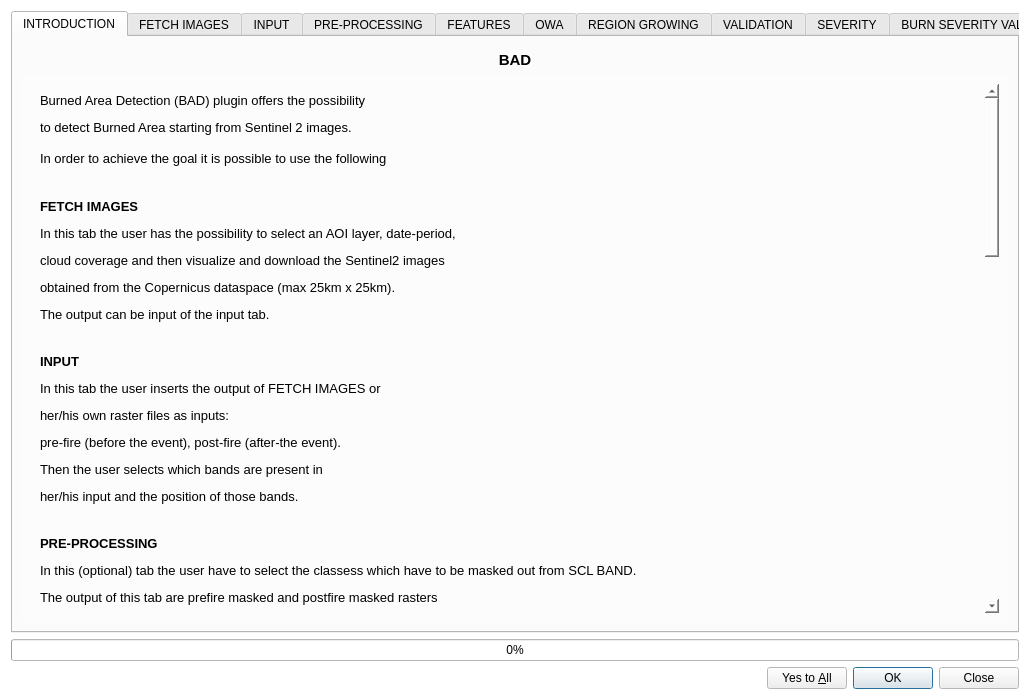
The window that BAD_dialog_base.ui (silviamacchi/BAD_v.3.0.0) describes before a commit, drawn with Qt 5.
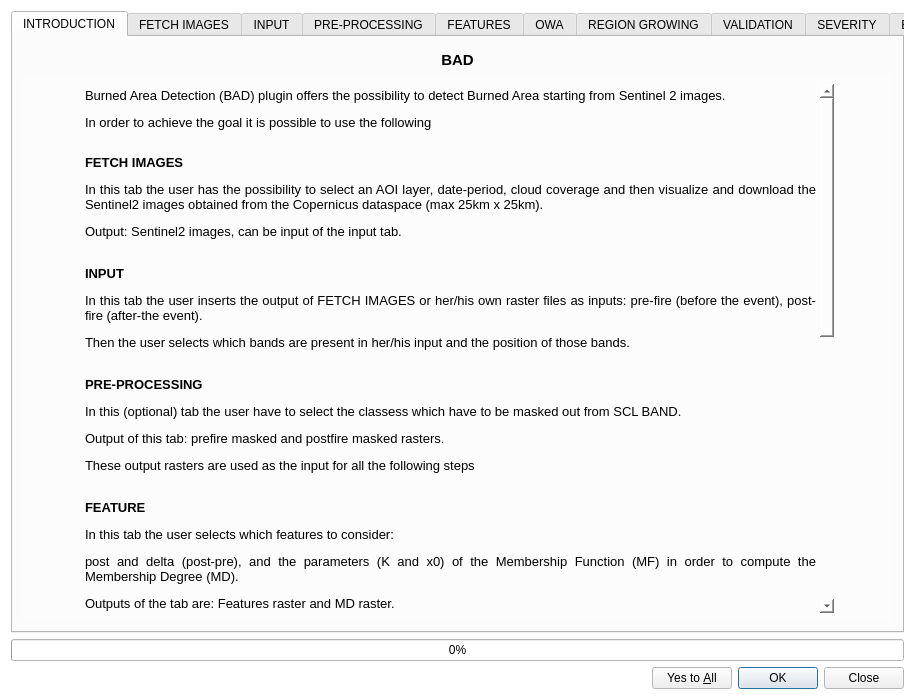
The same window after the commit.

Commit message: fixed INTRO visualization

```diff
--- a/BAD_dialog_base.ui
+++ b/BAD_dialog_base.ui
@@ -6,7 +6,7 @@
    <rect>
     <x>0</x>
     <y>0</y>
-    <width>1030</width>
+    <width>915</width>
     <height>700</height>
    </rect>
   </property>
@@ -154,6 +154,7 @@
      </property>
      <property name="font">
       <font>
+       <weight>50</weight>
        <bold>false</bold>
       </font>
      </property>
@@ -168,10 +169,18 @@
        <string>INTRODUCTION</string>
       </attribute>
       <layout class="QGridLayout" name="gridLayout_24">
+       <item row="1" column="0" alignment="Qt::AlignHCenter">
+        <widget class="QLabel" name="label_37">
+         <property name="text">
+          <string>&lt;html&gt;&lt;head/&gt;&lt;body&gt;&lt;p align=&quot;center&quot;&gt;&lt;span style=&quot; font-size:11pt; font-weight:600;&quot;&gt;BAD&lt;/span&gt;&lt;/p&gt;&lt;/body&gt;&lt;/html&gt;</string>
+         </property>
+        </widget>
+       </item>
        <item row="2" column="0">
         <widget class="QFrame" name="frame_4">
          <property name="font">
           <font>
+           <weight>50</weight>
            <bold>false</bold>
            <strikeout>false</strikeout>
           </font>
@@ -189,56 +198,96 @@
           <enum>QFrame::Plain</enum>
          </property>
          <layout class="QGridLayout" name="gridLayout_23">
-          <item row="1" column="0" colspan="2">
-           <widget class="QScrollArea" name="scrollArea">
+          <item row="0" column="0">
+           <spacer name="horizontalSpacer_7">
+            <property name="orientation">
+             <enum>Qt::Horizontal</enum>
+            </property>
+            <property name="sizeType">
+             <enum>QSizePolicy::Preferred</enum>
+            </property>
+            <property name="sizeHint" stdset="0">
+             <size>
+              <width>50</width>
+              <height>20</height>
+             </size>
+            </property>
+           </spacer>
+          </item>
+          <item row="0" column="1">
+           <widget class="QTextEdit" name="textEdit">
+            <property name="enabled">
+             <bool>true</bool>
+            </property>
             <property name="frameShape">
              <enum>QFrame::NoFrame</enum>
             </property>
-            <property name="widgetResizable">
+            <property name="readOnly">
              <bool>true</bool>
             </property>
-            <widget class="QWidget" name="scrollAreaWidgetContents">
-             <property name="geometry">
-              <rect>
-               <x>0</x>
-               <y>0</y>
-               <width>936</width>
-               <height>1464</height>
-              </rect>
-             </property>
-             <layout class="QGridLayout" name="gridLayout_25">
-              <item row="2" column="0">
-               <widget class="QLabel" name="label_15">
-                <property name="font">
-                 <font>
-                  <pointsize>13</pointsize>
-                 </font>
-                </property>
-                <property name="styleSheet">
-                 <string notr="true"/>
-                </property>
-                <property name="frameShape">
-                 <enum>QFrame::NoFrame</enum>
-                </property>
-                <property name="text">
-                 <string>&lt;html&gt;&lt;head/&gt;&lt;body&gt;&lt;p align=&quot;justify&quot;&gt;&lt;span style=&quot; font-size:10pt;&quot;&gt;Burned Area Detection (BAD) plugin offers the possibility&lt;/span&gt;&lt;/p&gt;&lt;p align=&quot;justify&quot;&gt;&lt;span style=&quot; font-size:10pt;&quot;&gt;to detect Burned Area starting from Sentinel 2 images.&lt;/span&gt;&lt;/p&gt;&lt;p align=&quot;justify&quot;&gt;&lt;span style=&quot; font-size:10pt;&quot;&gt;In order to achieve the goal it is possible to use the following &lt;/span&gt;&lt;br/&gt;&lt;/p&gt;&lt;p align=&quot;justify&quot;&gt;&lt;span style=&quot; font-size:10pt; font-weight:600;&quot;&gt;FETCH IMAGES&lt;/span&gt;&lt;/p&gt;&lt;p align=&quot;justify&quot;&gt;&lt;span style=&quot; font-size:10pt;&quot;&gt;In this tab the user has the possibility to select an AOI layer, date-period,&lt;/span&gt;&lt;/p&gt;&lt;p align=&quot;justify&quot;&gt;&lt;span style=&quot; font-size:10pt;&quot;&gt;cloud coverage and then visualize and download the Sentinel2 images&lt;/span&gt;&lt;/p&gt;&lt;p align=&quot;justify&quot;&gt;&lt;span style=&quot; font-size:10pt;&quot;&gt;obtained from the Copernicus dataspace (max 25km x 25km).&lt;/span&gt;&lt;/p&gt;&lt;p align=&quot;justify&quot;&gt;&lt;span style=&quot; font-size:10pt;&quot;&gt;The output can be input of the input tab.&lt;/span&gt;&lt;/p&gt;&lt;p align=&quot;justify&quot;&gt;&lt;span style=&quot; font-size:10pt;&quot;&gt;&lt;br/&gt;&lt;/span&gt;&lt;span style=&quot; font-size:10pt; font-weight:700;&quot;&gt;INPUT&lt;/span&gt;&lt;/p&gt;&lt;p align=&quot;justify&quot;&gt;&lt;span style=&quot; font-size:10pt;&quot;&gt;In this tab the user inserts the output of FETCH IMAGES or &lt;/span&gt;&lt;/p&gt;&lt;p align=&quot;justify&quot;&gt;&lt;span style=&quot; font-size:10pt;&quot;&gt;her/his own raster files as inputs: &lt;/span&gt;&lt;/p&gt;&lt;p align=&quot;justify&quot;&gt;&lt;span style=&quot; font-size:10pt;&quot;&gt;pre-fire (before the event), post-fire (after-the event).&lt;/span&gt;&lt;/p&gt;&lt;p align=&quot;justify&quot;&gt;&lt;span style=&quot; font-size:10pt;&quot;&gt;Then the user selects which bands are present in &lt;/span&gt;&lt;/p&gt;&lt;p align=&quot;justify&quot;&gt;&lt;span style=&quot; font-size:10pt;&quot;&gt;her/his input and the position of those bands.&lt;/span&gt;&lt;/p&gt;&lt;p align=&quot;justify&quot;&gt;&lt;span style=&quot; font-size:10pt;&quot;&gt;&lt;br/&gt;&lt;/span&gt;&lt;span style=&quot; font-size:10pt; font-weight:600;&quot;&gt;PRE-PROCESSING&lt;/span&gt;&lt;/p&gt;&lt;p align=&quot;justify&quot;&gt;&lt;span style=&quot; font-size:10pt;&quot;&gt;In this (optional) tab the user have to select the classess which have to be masked out from SCL BAND.&lt;/span&gt;&lt;/p&gt;&lt;p align=&quot;justify&quot;&gt;&lt;span style=&quot; font-size:10pt;&quot;&gt;The output of this tab are prefire masked and postfire masked rasters &lt;/span&gt;&lt;/p&gt;&lt;p align=&quot;justify&quot;&gt;&lt;span style=&quot; font-size:10pt;&quot;&gt;These output rasters are used as the input for all the following steps&lt;/span&gt;&lt;/p&gt;&lt;p align=&quot;justify&quot;&gt;&lt;span style=&quot; font-size:10pt;&quot;&gt;&lt;br/&gt;&lt;/span&gt;&lt;span style=&quot; font-size:10pt; font-weight:600;&quot;&gt;FEATURE &lt;/span&gt;&lt;/p&gt;&lt;p align=&quot;justify&quot;&gt;&lt;span style=&quot; font-size:10pt;&quot;&gt;In this tab the user selects which features to consider: &lt;/span&gt;&lt;/p&gt;&lt;p align=&quot;justify&quot;&gt;&lt;span style=&quot; font-size:10pt;&quot;&gt;post and delta (post-pre), and the parameters (K and x0) &lt;/span&gt;&lt;/p&gt;&lt;p align=&quot;justify&quot;&gt;&lt;span style=&quot; font-size:10pt;&quot;&gt;of the Membership Function (MF) in order to compute the &lt;/span&gt;&lt;/p&gt;&lt;p align=&quot;justify&quot;&gt;&lt;span style=&quot; font-size:10pt;&quot;&gt;Membership Degree (MD). &lt;/span&gt;&lt;/p&gt;&lt;p align=&quot;justify&quot;&gt;&lt;span style=&quot; font-size:10pt;&quot;&gt;Outputs of the tab are: Features raster and MD raster.&lt;/span&gt;&lt;/p&gt;&lt;p align=&quot;justify&quot;&gt;&lt;span style=&quot; font-size:10pt;&quot;&gt;&lt;br/&gt;&lt;/span&gt;&lt;span style=&quot; font-size:10pt; font-weight:600;&quot;&gt;OWA&lt;/span&gt;&lt;/p&gt;&lt;p align=&quot;justify&quot;&gt;&lt;span style=&quot; font-size:10pt;&quot;&gt;In this tab the user selects which Ordered Weight Average &lt;/span&gt;&lt;/p&gt;&lt;p align=&quot;justify&quot;&gt;&lt;span style=&quot; font-size:10pt;&quot;&gt;operator to use in order to integrate all the information that &lt;/span&gt;&lt;/p&gt;&lt;p align=&quot;justify&quot;&gt;&lt;span style=&quot; font-size:10pt;&quot;&gt;comes from MD raster. &lt;/span&gt;&lt;/p&gt;&lt;p align=&quot;justify&quot;&gt;&lt;span style=&quot; font-size:10pt;&quot;&gt;Outputs of the tab are: OWA rasters.&lt;/span&gt;&lt;/p&gt;&lt;p align=&quot;justify&quot;&gt;&lt;span style=&quot; font-size:10pt;&quot;&gt;&lt;br/&gt;&lt;/span&gt;&lt;span style=&quot; font-size:10pt; font-weight:600;&quot;&gt;REGION GROWING&lt;/span&gt;&lt;/p&gt;&lt;p align=&quot;justify&quot;&gt;&lt;span style=&quot; font-size:10pt;&quot;&gt;In this tab the user selects the threshold for the Seed and &lt;/span&gt;&lt;/p&gt;&lt;p align=&quot;justify&quot;&gt;&lt;span style=&quot; font-size:10pt;&quot;&gt;Grow layer in order to apply the Region Growing (RG). &lt;/span&gt;&lt;/p&gt;&lt;p align=&quot;justify&quot;&gt;&lt;span style=&quot; font-size:10pt;&quot;&gt;The inputs of the RG do not necessarily have to be &lt;/span&gt;&lt;/p&gt;&lt;p align=&quot;justify&quot;&gt;&lt;span style=&quot; font-size:10pt;&quot;&gt;computed with the BAD plugin, in this case the user &lt;/span&gt;&lt;/p&gt;&lt;p align=&quot;justify&quot;&gt;&lt;span style=&quot; font-size:10pt;&quot;&gt;must use the INPUT window to insert his/her Layer.&lt;/span&gt;&lt;/p&gt;&lt;p align=&quot;justify&quot;&gt;&lt;span style=&quot; font-size:10pt;&quot;&gt;And the user can preview the Seed/Grow layer using &lt;/span&gt;&lt;/p&gt;&lt;p align=&quot;justify&quot;&gt;&lt;span style=&quot; font-size:10pt;&quot;&gt;the preview window.&lt;/span&gt;&lt;/p&gt;&lt;p align=&quot;justify&quot;&gt;&lt;span style=&quot; font-size:10pt;&quot;&gt;Output of the tab is: Binary Burned Map raster&lt;/span&gt;&lt;br/&gt;&lt;/p&gt;&lt;p align=&quot;justify&quot;&gt;&lt;span style=&quot; font-size:10pt; font-weight:600;&quot;&gt;RG VALIDATION&lt;/span&gt;&lt;/p&gt;&lt;p align=&quot;justify&quot;&gt;&lt;span style=&quot; font-size:10pt;&quot;&gt;This tab allows the user to compare the burn &lt;/span&gt;&lt;/p&gt;&lt;p align=&quot;justify&quot;&gt;&lt;span style=&quot; font-size:10pt;&quot;&gt;classifications from Region Growing againts a reference &lt;/span&gt;&lt;/p&gt;&lt;p align=&quot;justify&quot;&gt;&lt;span style=&quot; font-size:10pt;&quot;&gt;dataset. It can generate and visualize an agreement map to &lt;/span&gt;&lt;/p&gt;&lt;p align=&quot;justify&quot;&gt;&lt;span style=&quot; font-size:10pt;&quot;&gt;highlight spatial correspondence between predicted and&lt;/span&gt;&lt;/p&gt;&lt;p align=&quot;justify&quot;&gt;&lt;span style=&quot; font-size:10pt;&quot;&gt;reference data&lt;/span&gt;&lt;/p&gt;&lt;p align=&quot;justify&quot;&gt;&lt;span style=&quot; font-size:10pt;&quot;&gt;Output: Validation Results, Agreement map&lt;/span&gt;&lt;/p&gt;&lt;p align=&quot;justify&quot;&gt;&lt;span style=&quot; font-size:10pt;&quot;&gt;&lt;br/&gt;&lt;/span&gt;&lt;span style=&quot; font-size:10pt; font-weight:600;&quot;&gt;SEVERITY&lt;/span&gt;&lt;/p&gt;&lt;p align=&quot;justify&quot;&gt;&lt;span style=&quot; font-size:10pt;&quot;&gt;In this tab the user sets the burn severity level.&lt;/span&gt;&lt;/p&gt;&lt;p align=&quot;justify&quot;&gt;&lt;span style=&quot; font-size:10pt;&quot;&gt;Outputs of the tab are: &lt;/span&gt;&lt;/p&gt;&lt;p align=&quot;justify&quot;&gt;&lt;span style=&quot; font-size:10pt;&quot;&gt;Burn Severity Map raster&lt;/span&gt;&lt;/p&gt;&lt;p align=&quot;justify&quot;&gt;&lt;span style=&quot; font-size:10pt;&quot;&gt;Burn Severity Map for the identified burned pixels raster&lt;/span&gt;&lt;br/&gt;&lt;/p&gt;&lt;p align=&quot;justify&quot;&gt;&lt;span style=&quot; font-size:10pt; font-weight:600;&quot;&gt;SEVERITY VALIDATION&lt;/span&gt;&lt;/p&gt;&lt;p align=&quot;justify&quot;&gt;&lt;span style=&quot; font-size:10pt;&quot;&gt;In this tab the user can validate the Burn severity with the &lt;/span&gt;&lt;/p&gt;&lt;p align=&quot;justify&quot;&gt;&lt;span style=&quot; font-size:10pt;&quot;&gt;Reference file .&lt;/span&gt;&lt;/p&gt;&lt;p align=&quot;justify&quot;&gt;&lt;span style=&quot; font-size:10pt;&quot;&gt;Output : BurnSeverity Validation&lt;/span&gt;&lt;/p&gt;&lt;/body&gt;&lt;/html&gt;</string>
-                </property>
-               </widget>
-              </item>
-             </layout>
-            </widget>
+            <property name="html">
+             <string>&lt;!DOCTYPE HTML PUBLIC &quot;-//W3C//DTD HTML 4.0//EN&quot; &quot;http://www.w3.org/TR/REC-html40/strict.dtd&quot;&gt;
+&lt;html&gt;&lt;head&gt;&lt;meta name=&quot;qrichtext&quot; content=&quot;1&quot; /&gt;&lt;style type=&quot;text/css&quot;&gt;
+p, li { white-space: pre-wrap; }
+&lt;/style&gt;&lt;/head&gt;&lt;body style=&quot; font-family:'MS Shell Dlg 2'; font-size:8pt; font-weight:400; font-style:normal;&quot;&gt;
+&lt;p align=&quot;justify&quot; style=&quot; margin-top:0px; margin-bottom:0px; margin-left:0px; margin-right:0px; -qt-block-indent:0; text-indent:0px;&quot;&gt;&lt;span style=&quot; font-size:10pt;&quot;&gt;Burned Area Detection (BAD) plugin offers the possibility to detect Burned Area starting from Sentinel 2 images.&lt;/span&gt;&lt;/p&gt;
+&lt;p align=&quot;justify&quot; style=&quot; margin-top:12px; margin-bottom:12px; margin-left:0px; margin-right:0px; -qt-block-indent:0; text-indent:0px;&quot;&gt;&lt;span style=&quot; font-size:10pt;&quot;&gt;In order to achieve the goal it is possible to use the following &lt;/span&gt;&lt;br /&gt;&lt;/p&gt;
+&lt;p align=&quot;justify&quot; style=&quot; margin-top:12px; margin-bottom:12px; margin-left:0px; margin-right:0px; -qt-block-indent:0; text-indent:0px;&quot;&gt;&lt;span style=&quot; font-size:10pt; font-weight:600;&quot;&gt;FETCH IMAGES&lt;/span&gt;&lt;/p&gt;
+&lt;p align=&quot;justify&quot; style=&quot; margin-top:12px; margin-bottom:12px; margin-left:0px; margin-right:0px; -qt-block-indent:0; text-indent:0px;&quot;&gt;&lt;span style=&quot; font-size:10pt;&quot;&gt;In this tab the user has the possibility to select an AOI layer, date-period, cloud coverage and then visualize and download the Sentinel2 images obtained from the Copernicus dataspace (max 25km x 25km).&lt;/span&gt;&lt;/p&gt;
+&lt;p align=&quot;justify&quot; style=&quot; margin-top:12px; margin-bottom:12px; margin-left:0px; margin-right:0px; -qt-block-indent:0; text-indent:0px;&quot;&gt;&lt;span style=&quot; font-size:10pt;&quot;&gt;Output: Sentinel2 images, can be input of the input tab.&lt;/span&gt;&lt;/p&gt;
+&lt;p align=&quot;justify&quot; style=&quot; margin-top:12px; margin-bottom:12px; margin-left:0px; margin-right:0px; -qt-block-indent:0; text-indent:0px;&quot;&gt;&lt;span style=&quot; font-size:10pt;&quot;&gt;&lt;br /&gt;&lt;/span&gt;&lt;span style=&quot; font-size:10pt; font-weight:704;&quot;&gt;INPUT&lt;/span&gt;&lt;/p&gt;
+&lt;p align=&quot;justify&quot; style=&quot; margin-top:12px; margin-bottom:12px; margin-left:0px; margin-right:0px; -qt-block-indent:0; text-indent:0px;&quot;&gt;&lt;span style=&quot; font-size:10pt;&quot;&gt;In this tab the user inserts the output of FETCH IMAGES or her/his own raster files as inputs: pre-fire (before the event), post-fire (after-the event).&lt;/span&gt;&lt;/p&gt;
+&lt;p align=&quot;justify&quot; style=&quot; margin-top:12px; margin-bottom:12px; margin-left:0px; margin-right:0px; -qt-block-indent:0; text-indent:0px;&quot;&gt;&lt;span style=&quot; font-size:10pt;&quot;&gt;Then the user selects which bands are present in her/his input and the position of those bands.&lt;/span&gt;&lt;/p&gt;
+&lt;p align=&quot;justify&quot; style=&quot; margin-top:12px; margin-bottom:12px; margin-left:0px; margin-right:0px; -qt-block-indent:0; text-indent:0px;&quot;&gt;&lt;span style=&quot; font-size:10pt;&quot;&gt;&lt;br /&gt;&lt;/span&gt;&lt;span style=&quot; font-size:10pt; font-weight:600;&quot;&gt;PRE-PROCESSING&lt;/span&gt;&lt;/p&gt;
+&lt;p align=&quot;justify&quot; style=&quot; margin-top:12px; margin-bottom:12px; margin-left:0px; margin-right:0px; -qt-block-indent:0; text-indent:0px;&quot;&gt;&lt;span style=&quot; font-size:10pt;&quot;&gt;In this (optional) tab the user have to select the classess which have to be masked out from SCL BAND.&lt;/span&gt;&lt;/p&gt;
+&lt;p align=&quot;justify&quot; style=&quot; margin-top:12px; margin-bottom:12px; margin-left:0px; margin-right:0px; -qt-block-indent:0; text-indent:0px;&quot;&gt;&lt;span style=&quot; font-size:10pt;&quot;&gt;Output of this tab: prefire masked and postfire masked rasters.&lt;/span&gt;&lt;/p&gt;
+&lt;p align=&quot;justify&quot; style=&quot; margin-top:12px; margin-bottom:12px; margin-left:0px; margin-right:0px; -qt-block-indent:0; text-indent:0px;&quot;&gt;&lt;span style=&quot; font-size:10pt;&quot;&gt;These output rasters are used as the input for all the following steps&lt;/span&gt;&lt;/p&gt;
+&lt;p align=&quot;justify&quot; style=&quot; margin-top:12px; margin-bottom:12px; margin-left:0px; margin-right:0px; -qt-block-indent:0; text-indent:0px;&quot;&gt;&lt;span style=&quot; font-size:10pt;&quot;&gt;&lt;br /&gt;&lt;/span&gt;&lt;span style=&quot; font-size:10pt; font-weight:600;&quot;&gt;FEATURE &lt;/span&gt;&lt;/p&gt;
+&lt;p align=&quot;justify&quot; style=&quot; margin-top:12px; margin-bottom:12px; margin-left:0px; margin-right:0px; -qt-block-indent:0; text-indent:0px;&quot;&gt;&lt;span style=&quot; font-size:10pt;&quot;&gt;In this tab the user selects which features to consider: &lt;/span&gt;&lt;/p&gt;
+&lt;p align=&quot;justify&quot; style=&quot; margin-top:12px; margin-bottom:12px; margin-left:0px; margin-right:0px; -qt-block-indent:0; text-indent:0px;&quot;&gt;&lt;span style=&quot; font-size:10pt;&quot;&gt;post and delta (post-pre), and the parameters (K and x0) of the Membership Function (MF) in order to compute the Membership Degree (MD). &lt;/span&gt;&lt;/p&gt;
+&lt;p align=&quot;justify&quot; style=&quot; margin-top:12px; margin-bottom:12px; margin-left:0px; margin-right:0px; -qt-block-indent:0; text-indent:0px;&quot;&gt;&lt;span style=&quot; font-size:10pt;&quot;&gt;Outputs of the tab are: Features raster and MD raster.&lt;/span&gt;&lt;/p&gt;
+&lt;p align=&quot;justify&quot; style=&quot; margin-top:12px; margin-bottom:12px; margin-left:0px; margin-right:0px; -qt-block-indent:0; text-indent:0px;&quot;&gt;&lt;span style=&quot; font-size:10pt;&quot;&gt;&lt;br /&gt;&lt;/span&gt;&lt;span style=&quot; font-size:10pt; font-weight:600;&quot;&gt;OWA&lt;/span&gt;&lt;/p&gt;
+&lt;p align=&quot;justify&quot; style=&quot; margin-top:12px; margin-bottom:12px; margin-left:0px; margin-right:0px; -qt-block-indent:0; text-indent:0px;&quot;&gt;&lt;span style=&quot; font-size:10pt;&quot;&gt;In this tab the user selects which Ordered Weight Average operator to use in order to integrate all the information that comes from MD raster. &lt;/span&gt;&lt;/p&gt;
+&lt;p align=&quot;justify&quot; style=&quot; margin-top:12px; margin-bottom:12px; margin-left:0px; margin-right:0px; -qt-block-indent:0; text-indent:0px;&quot;&gt;&lt;span style=&quot; font-size:10pt;&quot;&gt;Outputs of the tab: OWA rasters.&lt;/span&gt;&lt;/p&gt;
+&lt;p align=&quot;justify&quot; style=&quot; margin-top:12px; margin-bottom:12px; margin-left:0px; margin-right:0px; -qt-block-indent:0; text-indent:0px;&quot;&gt;&lt;span style=&quot; font-size:10pt;&quot;&gt;&lt;br /&gt;&lt;/span&gt;&lt;span style=&quot; font-size:10pt; font-weight:600;&quot;&gt;REGION GROWING&lt;/span&gt;&lt;/p&gt;
+&lt;p align=&quot;justify&quot; style=&quot; margin-top:12px; margin-bottom:12px; margin-left:0px; margin-right:0px; -qt-block-indent:0; text-indent:0px;&quot;&gt;&lt;span style=&quot; font-size:10pt;&quot;&gt;In this tab the user selects the threshold for the Seed and Grow layer in order to apply the Region Growing (RG). &lt;/span&gt;&lt;/p&gt;
+&lt;p align=&quot;justify&quot; style=&quot; margin-top:12px; margin-bottom:12px; margin-left:0px; margin-right:0px; -qt-block-indent:0; text-indent:0px;&quot;&gt;&lt;span style=&quot; font-size:10pt;&quot;&gt;The inputs of the RG do not necessarily have to be computed with the BAD plugin, in this case the user must use the INPUT window to insert his/her Layer.&lt;/span&gt;&lt;/p&gt;
+&lt;p align=&quot;justify&quot; style=&quot; margin-top:12px; margin-bottom:12px; margin-left:0px; margin-right:0px; -qt-block-indent:0; text-indent:0px;&quot;&gt;&lt;span style=&quot; font-size:10pt;&quot;&gt;And the user can preview the Seed/Grow layer using the preview window.&lt;/span&gt;&lt;/p&gt;
+&lt;p align=&quot;justify&quot; style=&quot; margin-top:12px; margin-bottom:12px; margin-left:0px; margin-right:0px; -qt-block-indent:0; text-indent:0px;&quot;&gt;&lt;span style=&quot; font-size:10pt;&quot;&gt;Output of the tab: Binary Burned Map raster&lt;/span&gt;&lt;br /&gt;&lt;/p&gt;
+&lt;p align=&quot;justify&quot; style=&quot; margin-top:12px; margin-bottom:12px; margin-left:0px; margin-right:0px; -qt-block-indent:0; text-indent:0px;&quot;&gt;&lt;span style=&quot; font-size:10pt; font-weight:600;&quot;&gt;RG VALIDATION&lt;/span&gt;&lt;/p&gt;
+&lt;p align=&quot;justify&quot; style=&quot; margin-top:12px; margin-bottom:12px; margin-left:0px; margin-right:0px; -qt-block-indent:0; text-indent:0px;&quot;&gt;&lt;span style=&quot; font-size:10pt;&quot;&gt;This tab allows the user to compare the burn classifications from Region Growing againts a reference dataset. It can generate and visualize an agreement map to highlight spatial correspondence between predicted and reference data.&lt;/span&gt;&lt;/p&gt;
+&lt;p align=&quot;justify&quot; style=&quot; margin-top:12px; margin-bottom:12px; margin-left:0px; margin-right:0px; -qt-block-indent:0; text-indent:0px;&quot;&gt;&lt;span style=&quot; font-size:10pt;&quot;&gt;Output: Validation Results, Agreement map&lt;/span&gt;&lt;/p&gt;
+&lt;p align=&quot;justify&quot; style=&quot; margin-top:12px; margin-bottom:12px; margin-left:0px; margin-right:0px; -qt-block-indent:0; text-indent:0px;&quot;&gt;&lt;span style=&quot; font-size:10pt;&quot;&gt;&lt;br /&gt;&lt;/span&gt;&lt;span style=&quot; font-size:10pt; font-weight:600;&quot;&gt;SEVERITY&lt;/span&gt;&lt;/p&gt;
+&lt;p align=&quot;justify&quot; style=&quot; margin-top:12px; margin-bottom:12px; margin-left:0px; margin-right:0px; -qt-block-indent:0; text-indent:0px;&quot;&gt;&lt;span style=&quot; font-size:10pt;&quot;&gt;In this tab the user sets the burn severity level.&lt;/span&gt;&lt;/p&gt;
+&lt;p align=&quot;justify&quot; style=&quot; margin-top:12px; margin-bottom:12px; margin-left:0px; margin-right:0px; -qt-block-indent:0; text-indent:0px;&quot;&gt;&lt;span style=&quot; font-size:10pt;&quot;&gt;Outputs of the tab: Burn Severity Map raster and Burn Severity Map for the identified burned pixels raster&lt;/span&gt;&lt;br /&gt;&lt;/p&gt;
+&lt;p align=&quot;justify&quot; style=&quot; margin-top:12px; margin-bottom:12px; margin-left:0px; margin-right:0px; -qt-block-indent:0; text-indent:0px;&quot;&gt;&lt;span style=&quot; font-size:10pt; font-weight:600;&quot;&gt;SEVERITY VALIDATION&lt;/span&gt;&lt;/p&gt;
+&lt;p align=&quot;justify&quot; style=&quot; margin-top:12px; margin-bottom:12px; margin-left:0px; margin-right:0px; -qt-block-indent:0; text-indent:0px;&quot;&gt;&lt;span style=&quot; font-size:10pt;&quot;&gt;In this tab the user can validate the Burn severity with the Reference file.&lt;/span&gt;&lt;/p&gt;
+&lt;p align=&quot;justify&quot; style=&quot; margin-top:12px; margin-bottom:12px; margin-left:0px; margin-right:0px; -qt-block-indent:0; text-indent:0px;&quot;&gt;&lt;span style=&quot; font-size:10pt;&quot;&gt;Output: Burn Severity Validation&lt;/span&gt;&lt;/p&gt;&lt;/body&gt;&lt;/html&gt;</string>
+            </property>
+            <property name="overwriteMode">
+             <bool>false</bool>
+            </property>
            </widget>
           </item>
+          <item row="0" column="2">
+           <spacer name="horizontalSpacer_8">
+            <property name="orientation">
+             <enum>Qt::Horizontal</enum>
+            </property>
+            <property name="sizeType">
+             <enum>QSizePolicy::Preferred</enum>
+            </property>
+            <property name="sizeHint" stdset="0">
+             <size>
+              <width>50</width>
+              <height>20</height>
+             </size>
+            </property>
+           </spacer>
+          </item>
          </layout>
         </widget>
        </item>
-       <item row="1" column="0">
-        <widget class="QLabel" name="label_37">
-         <property name="text">
-          <string>&lt;html&gt;&lt;head/&gt;&lt;body&gt;&lt;p align=&quot;center&quot;&gt;&lt;span style=&quot; font-size:11pt; font-weight:600;&quot;&gt;BAD&lt;/span&gt;&lt;/p&gt;&lt;/body&gt;&lt;/html&gt;</string>
-         </property>
-        </widget>
-       </item>
        <item row="0" column="0">
         <spacer name="verticalSpacer_15">
          <property name="orientation">
@@ -7842,6 +7891,7 @@
          <property name="font">
           <font>
            <pointsize>9</pointsize>
+           <weight>75</weight>
            <bold>true</bold>
           </font>
          </property>
```
Left out of the diff: 77 changed lines with no effect on the pictures.
